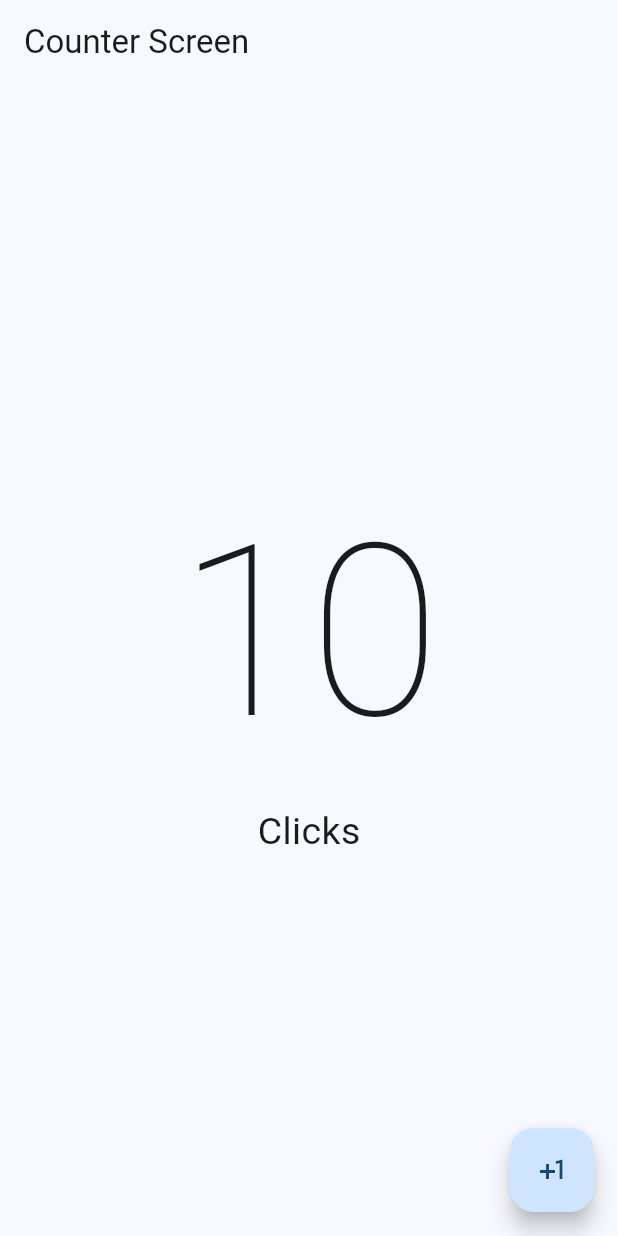
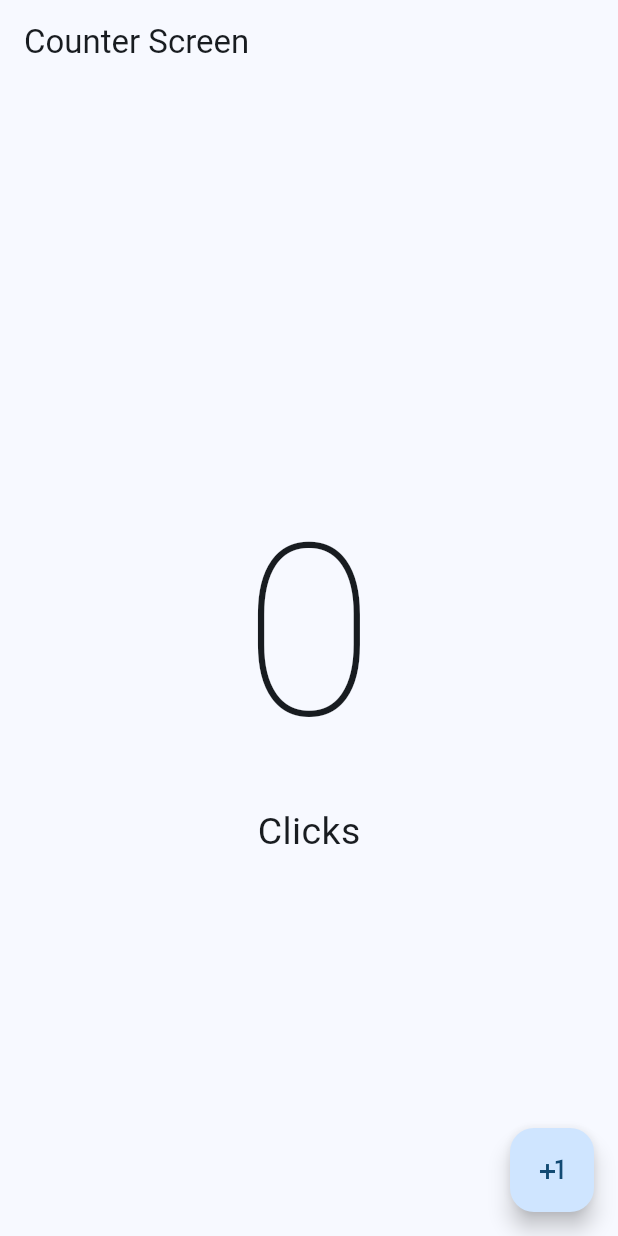
Before and after one commit to LucasMJuarez/dart-example-2, a Flutter app: the screen it shows after launch, on a phone screen of 412 x 824 dp. Run offline on Flutter 3.47's test engine with Material 3 defaults, Android fonts, the phone set to English and light mode, and no system bars.

Commit message:
add set state for change int count with statefullwidgets

```diff
--- a/lib/presentation/screens/counter/counter_screen.dart
+++ b/lib/presentation/screens/counter/counter_screen.dart
@@ -1,8 +1,15 @@
 import 'package:flutter/material.dart ';
 
-class CounterScreen extends StatelessWidget {
+class CounterScreen extends StatefulWidget {
   const CounterScreen({super.key});
 
+  @override
+  State<CounterScreen> createState() => _CounterScreenState(); // aca se crea un estado creando el widget
+  // el estado es el que se encarga de manejar la logica del widget
+}
+
+class _CounterScreenState extends State<CounterScreen> {
+  int clickCounter = 0; // variable que se encarga de contar los clicks
   @override
   Widget build(BuildContext context) {
     return Scaffold(
@@ -10,17 +17,27 @@ class CounterScreen extends StatelessWidget {
       body: Center(
         child: Column(
           mainAxisAlignment: MainAxisAlignment.center,
-          children: const [
+          children: [
             Text(
-              '10',
-              style: TextStyle(fontSize: 160, fontWeight: FontWeight.w100),
+              '$clickCounter',
+              style: const TextStyle(
+                fontSize: 160,
+                fontWeight: FontWeight.w100,
+              ),
             ),
-            Text('Clicks', style: TextStyle(fontSize: 25)),
+            const Text('Clicks', style: TextStyle(fontSize: 25)),
           ],
         ),
       ),
       floatingActionButton: FloatingActionButton(
-        onPressed: () {},
+        onPressed: () {
+          setState(() {
+            clickCounter++;
+          });
+          // setState es un metodo que se encarga de actualizar el estado del widget
+          // cuando se llama a setState, el widget se vuelve a construir y se actualiza la UI
+          // en este caso, se actualiza el contador
+        },
         child: const Icon(Icons.plus_one),
       ),
     );
```
